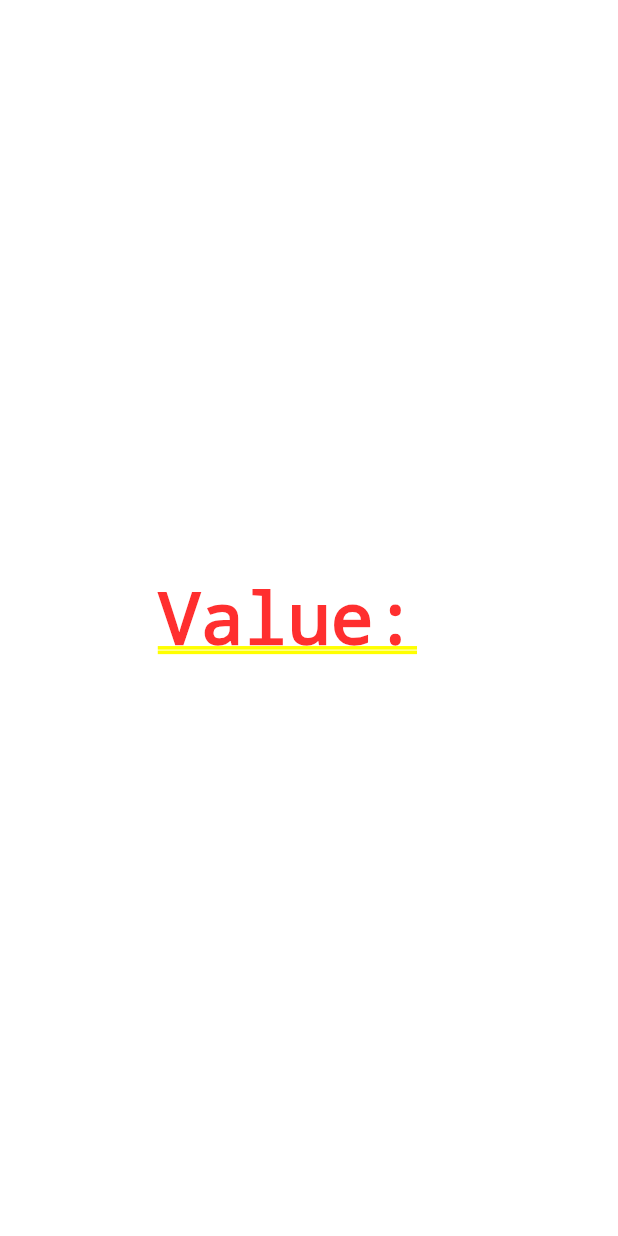
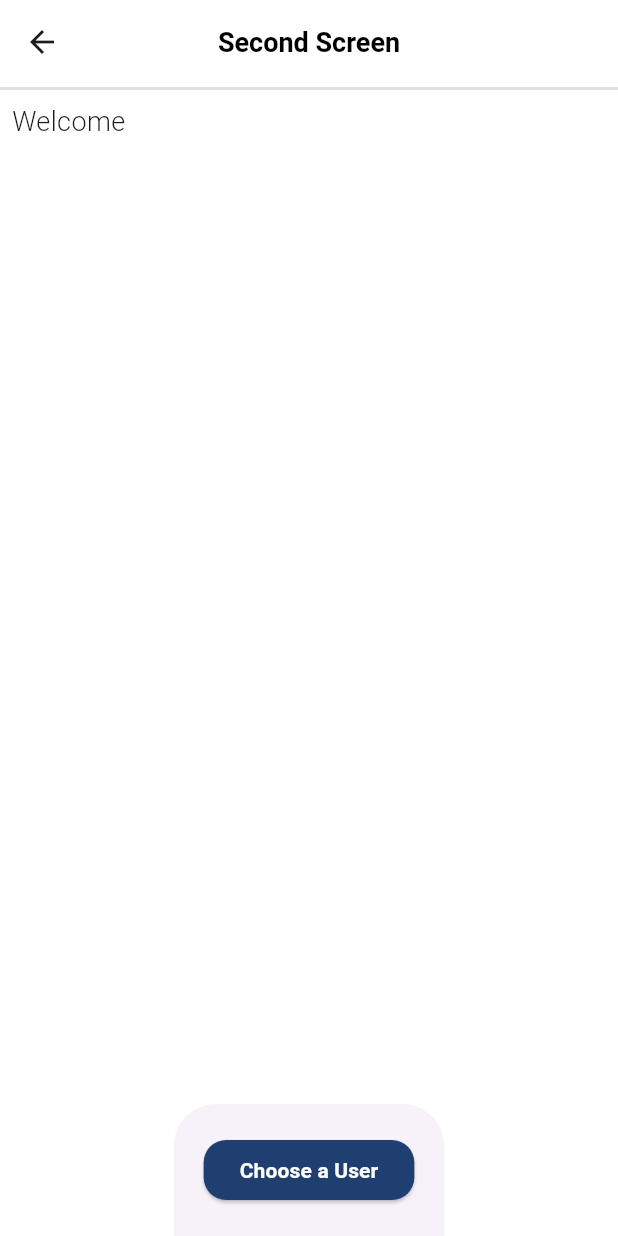
Before and after one commit to Yunnie-pin/KM-intern-flutter-suitmedia, a Flutter app: the screen it shows after launch, after a tap on "Check", after a tap on "Next", on a phone screen of 412 x 824 dp. Run offline on Flutter 3.47's test engine with Material 2 defaults, Android fonts, the phone set to English and light mode, and no system bars.

Commit message:
update second screend

```diff
--- a/suitmedia_intern_flutter_application_mobile/lib/views/second_screen.dart
+++ b/suitmedia_intern_flutter_application_mobile/lib/views/second_screen.dart
@@ -6,8 +6,62 @@ class SecondScreenViews extends StatelessWidget {
 
   @override
   Widget build(BuildContext context) {
-    return Center(
-      child: Text('Value: $userName'),
+    return Scaffold(
+      backgroundColor: Colors.white,
+      appBar: AppBar(
+        backgroundColor: Colors.white,
+        bottom: PreferredSize(
+          preferredSize: const Size.fromHeight(4.0),
+          child: Container(
+            color: Colors.black12,
+            height: 2.0,
+          ),
+        ),
+        title: const Text(
+          'Second Screen',
+          style: TextStyle(
+              color: Colors.black, fontWeight: FontWeight.bold, fontSize: 18),
+        ),
+        centerTitle: true,
+      ),
+      body: Padding(
+        padding: const EdgeInsets.all(8.0),
+        child: Column(
+          crossAxisAlignment: CrossAxisAlignment.start,
+          mainAxisAlignment: MainAxisAlignment.start,
+          children: <Widget>[
+            const Text(
+              'Welcome',
+              style: TextStyle(fontSize: 18, fontWeight: FontWeight.w300),
+            ),
+            Text(
+              userName,
+              style: const TextStyle(fontSize: 24, fontWeight: FontWeight.w500),
+            )
+          ],
+        ),
+      ),
+      bottomSheet: Padding(
+        padding: const EdgeInsets.all(20.0),
+        child: ElevatedButton(
+          style: ElevatedButton.styleFrom(
+            backgroundColor: const Color.fromARGB(255, 31, 63, 112),
+            shape: RoundedRectangleBorder(
+              borderRadius: BorderRadius.circular(15),
+            ),
+          ),
+          onPressed: () {
+            Navigator.pushNamed(context, '/third');
+          },
+          child: const Text(
+            'Choose a User',
+            style: TextStyle(
+              color: Colors.white,
+              fontWeight: FontWeight.bold,
+            ),
+          ),
+        ),
+      ),
     );
   }
 }
--- a/suitmedia_intern_flutter_application_mobile/lib/views/third_screen.dart
+++ b/suitmedia_intern_flutter_application_mobile/lib/views/third_screen.dart
@@ -5,6 +5,8 @@ class ThirdScreenViews extends StatelessWidget {
 
   @override
   Widget build(BuildContext context) {
-    return const Placeholder();
+    return const Center(
+      child: Text('Third Screen'),
+    );
   }
 }
```
